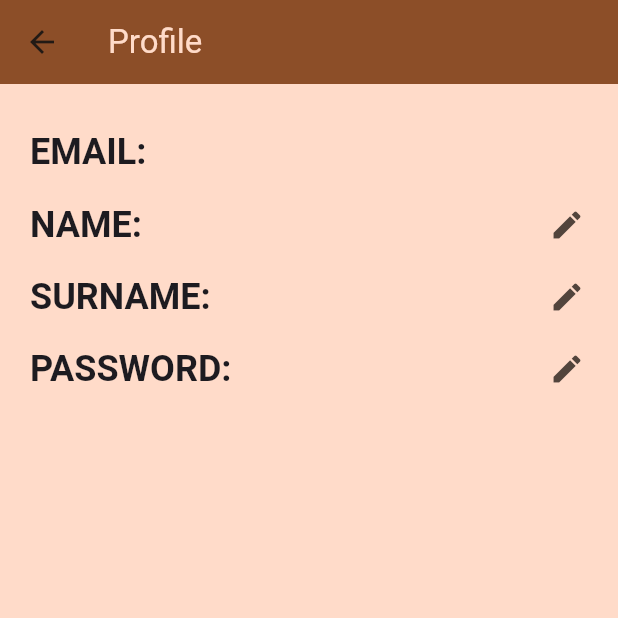
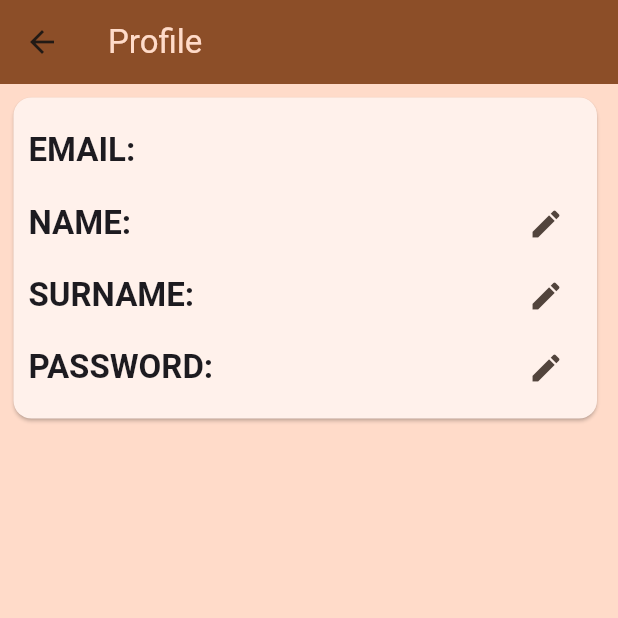
Before and after one commit to Dereck-Desjardins/flutter_intern_project, a Flutter app: the ProfileScreen screen opened directly, on a phone screen of 412 x 824 dp, the top half of it. Run offline on Flutter 3.47's test engine with Material 3 defaults, Android fonts, the phone set to English and light mode, and no system bars; our stand-ins replace cloud_firestore, email_validator, firebase_auth, firebase_core, flutter_riverpod; accounts and stored records are empty.

Commit message:
Reminders infrastructure and profile issues fix

```diff
--- a/lib/screens/connexion.dart
+++ b/lib/screens/connexion.dart
@@ -76,7 +76,7 @@ class ConnexionScreenState extends State<ConnexionScreen> {
 
   String? _validatePassword(String password) {
     //Complexifier la demande de mot de passe possible
-    if (password.trim().length < 8) {
+    if (password.trim().length < 8 && password.length>20) {
       return 'The password must be at least 8 characters';
     }
     return null;
--- a/lib/screens/profile.dart
+++ b/lib/screens/profile.dart
@@ -49,14 +49,24 @@ class _ProfileScreenState extends State<ProfileScreen> {
           ),
           body: SingleChildScrollView(
             child: Padding(
-              padding: const EdgeInsets.only(top: 20, left: 20, right: 10),
-                child: Column(
-                  children: [
-                    ProfileField(fieldName: 'email', fieldValue: _email),
-                    ProfileField(fieldName: 'name', fieldValue: _userName, condition: (value)=> value!.length>=3,),
-                    ProfileField(fieldName: 'surname', fieldValue: _lastName, condition: (value)=> value!.length>=3,),
-                    ProfileField(fieldName: 'password', fieldValue: _password, condition: (value)=> value!.length>=8,),
-                  ],
+              padding: const EdgeInsets.only(top: 5, left: 5, right: 10),
+                child: Card(
+                  child: Padding(
+                    padding: const EdgeInsets.all(10.0),
+                    child: Column(
+                      children: [
+                        ProfileField(fieldName: 'email', fieldValue: _email),
+                        ProfileField(fieldName: 'name', fieldValue: _userName, condition: (value)=> value!.length>=3&&value!.length<20,),
+                        ProfileField(fieldName: 'surname', fieldValue: _lastName, condition: (value)=> value!.length>=3&&value!.length<20,),
+                        ProfileField(fieldName: 'password', fieldValue: _password, condition: (value)=> value!.length>=8&&value!.length<20,),
+                        Row(
+                          children: [
+
+                          ],
+                        )
+                      ],
+                    ),
+                  ),
                 ),
               ),
           ),
--- a/lib/widget/profile_field.dart
+++ b/lib/widget/profile_field.dart
@@ -40,15 +40,18 @@ class _ProfileFieldState extends State<ProfileField> {
     return Row(
       mainAxisAlignment: MainAxisAlignment.spaceBetween,
       children: [
-        Text('${widget.fieldName.toUpperCase()}:', style: Theme.of(context).textTheme.headlineSmall!.copyWith(fontWeight: FontWeight.bold),),
+        Text('${widget.fieldName.toUpperCase()}:', style: Theme.of(context).textTheme.titleLarge!.copyWith(fontWeight: FontWeight.bold),),
         if(!_isEdit)
           Row(children: [
-            Text(widget.fieldValue, style: Theme.of(context).textTheme.bodyLarge!,),
-            SizedBox(width: 60,),
+            Text(
+              widget.fieldValue,
+              style: Theme.of(context).textTheme.bodyLarge!,
+              overflow: TextOverflow.ellipsis,),
+              const SizedBox(width: 20,),
             if(widget.fieldName != 'email')
               IconButton(onPressed: ()=>_isEdit = !_isEdit, icon: Icon(Icons.edit),),
             if(widget.fieldName == 'email')
-              const SizedBox(width: 48, height: 50,),
+              const SizedBox( height: 50,),
 
           ],),
         if(_isEdit)
```
Also changed, not shown: lib/main.dart (+4 -4 lines), lib/screens/new_task.dart (+28 -6 lines), lib/screens/reminders.dart (added, +79 -0 lines), lib/screens/tasks.dart (+14 -3 lines), lib/screens/unverified.dart (added, +26 -0 lines).
